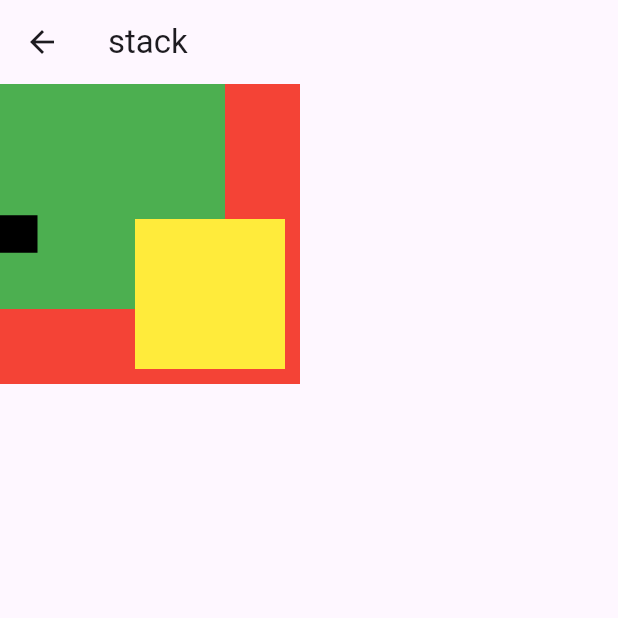
After one commit to shihabLuminar/flutter_june_2025_widgets, a Flutter app: the screen it shows after launch, after a tap on "stack", on a phone screen of 412 x 824 dp, the top half of it. The commit adds this screen. Run offline on Flutter 3.47's test engine with Material 3 defaults, Android fonts, the phone set to English and light mode, and no system bars; network calls fail.

Commit message:
stack added

```diff
--- a/lib/home_screen.dart
+++ b/lib/home_screen.dart
@@ -5,6 +5,8 @@ import 'package:flutter_application_1/column_screen.dart';
 import 'package:flutter_application_1/container_sample_screen.dart';
 import 'package:flutter_application_1/row_screen.dart';
 import 'package:flutter_application_1/sample_ui_1.dart';
+import 'package:flutter_application_1/sample_ui_2.dart';
+import 'package:flutter_application_1/stack_sample_screen.dart';
 
 class HomeScreen extends StatelessWidget {
   const HomeScreen({super.key});
@@ -51,6 +53,16 @@ class HomeScreen extends StatelessWidget {
               title: "Sample Ui 1",
               screen: SampleUi1(),
             ),
+            _customTextButton(
+              context,
+              title: "stack",
+              screen: StackSampleScreen(),
+            ),
+            _customTextButton(
+              context,
+              title: "Sample Ui 2",
+              screen: SampleUi2(),
+            ),
           ],
         ),
       ),
--- a/lib/sample_ui_1.dart
+++ b/lib/sample_ui_1.dart
@@ -25,14 +25,12 @@ class SampleUi1 extends StatelessWidget {
               ),
               child: Column(
                 mainAxisAlignment: MainAxisAlignment.spaceBetween,
-
                 children: [
                   Row(
                     mainAxisAlignment: MainAxisAlignment.spaceBetween,
                     children: [
                       CircleAvatar(
                         backgroundColor: Color(0x50000000),
-
                         child: Icon(
                           Icons.arrow_back_ios_new,
                           size: 20,
--- /dev/null
+++ b/lib/stack_sample_screen.dart
@@ -0,0 +1,33 @@
+import 'package:flutter/material.dart';
+
+class StackSampleScreen extends StatelessWidget {
+  const StackSampleScreen({super.key});
+
+  @override
+  Widget build(BuildContext context) {
+    return Scaffold(
+      body: Scaffold(
+        appBar: AppBar(title: Text("stack")),
+        body: SizedBox(
+          height: 200,
+          width: 200,
+          child: Stack(
+            children: [
+              Container(color: Colors.red, height: 200, width: 200),
+              Container(color: Colors.green, height: 150, width: 150),
+              Positioned(
+                right: 10,
+                bottom: 10,
+                child: Container(color: Colors.yellow, height: 100, width: 100),
+              ),
+              Align(
+                alignment: Alignment.centerLeft,
+                child: Container(color: Colors.black, height: 25, width: 25),
+              ),
+            ],
+          ),
+        ),
+      ),
+    );
+  }
+}
```
Also changed, not shown: lib/sample_ui_2.dart (added, +198 -0 lines), pubspec.lock.
